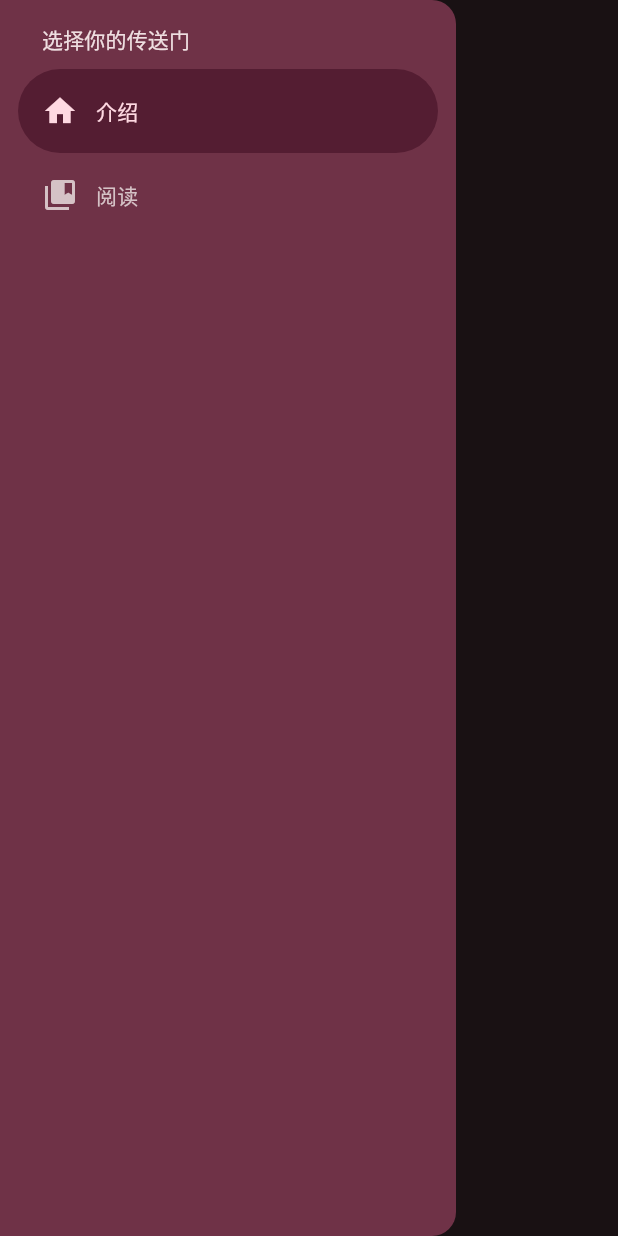
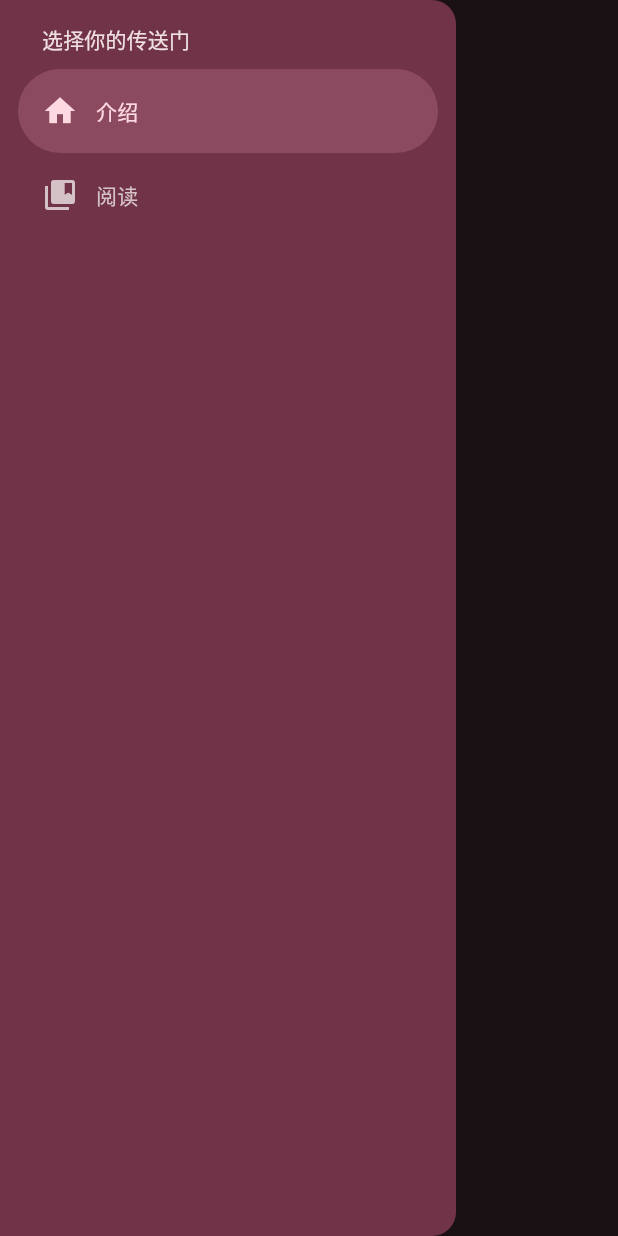
Before and after one commit to SpiritualDarkness/SpiritualDarkness.github.io, a Flutter app: the screen it shows after launch, on a phone screen of 412 x 824 dp. Run offline on Flutter 3.47's test engine with Material 2 defaults, Android fonts, the phone set to English and light mode, and no system bars.

Commit message:
感觉配置好了

```diff
--- a/lib/widget/widget_nav_bar.dart
+++ b/lib/widget/widget_nav_bar.dart
@@ -36,12 +36,10 @@ class WNavBarState extends State<WNavBar> {
     if (navItemData.isEmpty) {
       throw '导航栏数据为空';
     }
-
     return SafeArea(
         child: NavigationDrawer(
       backgroundColor: colorScheme.primaryContainer,
-      surfaceTintColor: colorScheme.onPrimary,
-      indicatorColor: colorScheme.onPrimary,
+      indicatorColor: colorScheme.inversePrimary,
       children: <Widget>[
         Padding(
           padding: EdgeInsets.fromLTRB(28, 16, 16, 10),
```
